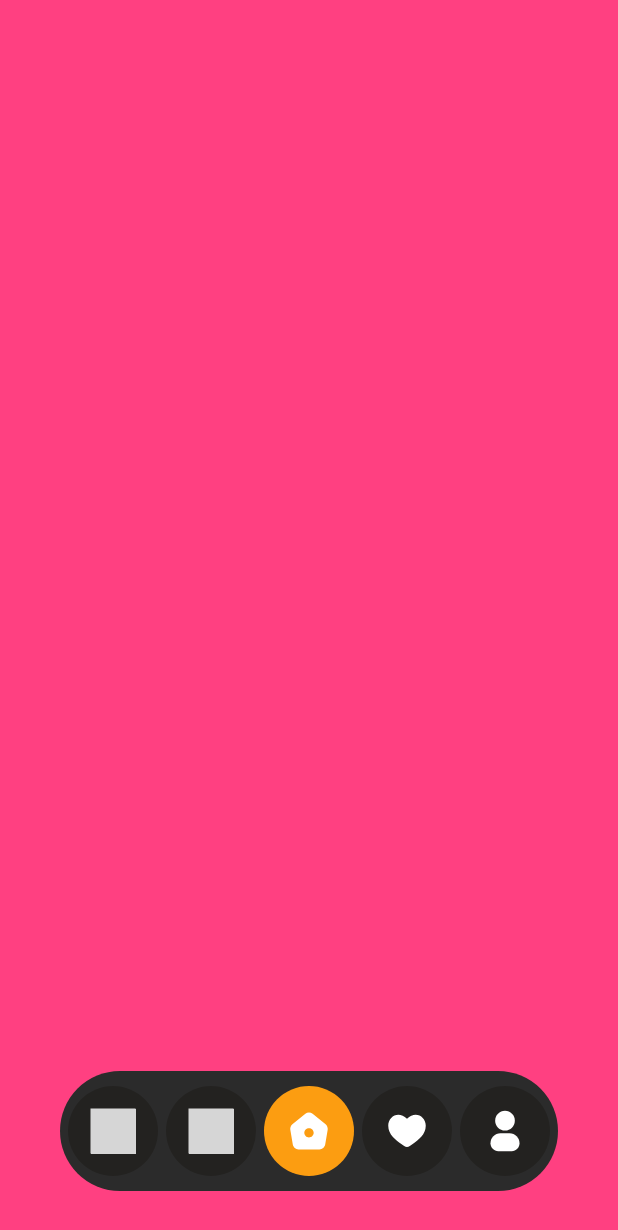
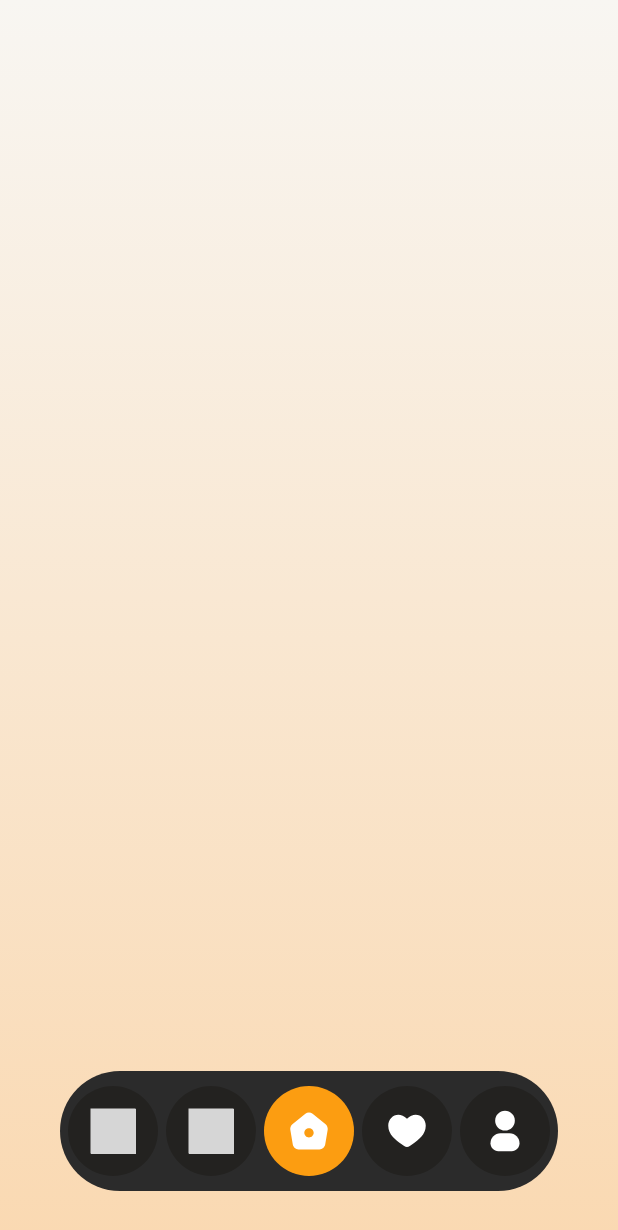
Before and after one commit to Henrydykee/moniepoint_engineering_test, a Flutter app: the screen it shows after launch, swiped to page 2, on a phone screen of 412 x 824 dp. Shown: the top 1230 px of the screen. Run offline on Flutter 3.47's test engine with Material 3 defaults, Android fonts, the phone set to English and light mode, and no system bars; our stand-ins replace flutter_animate, flutter_dotenv, flutter_svg, google_maps_flutter; grey boxes are pictures that could not be loaded.

```diff
--- a/lib/features/chat/presentation/pages/chat_screen.dart
+++ b/lib/features/chat/presentation/pages/chat_screen.dart
@@ -1,4 +1,3 @@
-
 import 'package:flutter/material.dart';
 
 class ChatScreen extends StatefulWidget {
@@ -11,10 +10,17 @@ class ChatScreen extends StatefulWidget {
 class _ChatScreenState extends State<ChatScreen> {
   @override
   Widget build(BuildContext context) {
-    return    Container(
-      height: MediaQuery.of(context).size.height,
-      width: MediaQuery.of(context).size.width,
-      color: Colors.pinkAccent,
+    return Container(
+      decoration: const BoxDecoration(
+        gradient: LinearGradient(
+          begin: Alignment.topCenter,
+          end: Alignment.bottomCenter,
+          colors: [
+            Color(0xFFF8F6F2),
+            Color.fromRGBO(250, 217, 178, 1),
+          ],
+        ),
+      ),
     );
   }
 }
```
Also changed, not shown: lib/features/bookmark/presentation/pages/bookmark_screen.dart (+10 -4 lines), lib/features/profile/presentation/pages/profile_screen.dart (+10 -4 lines), 35 other files.
